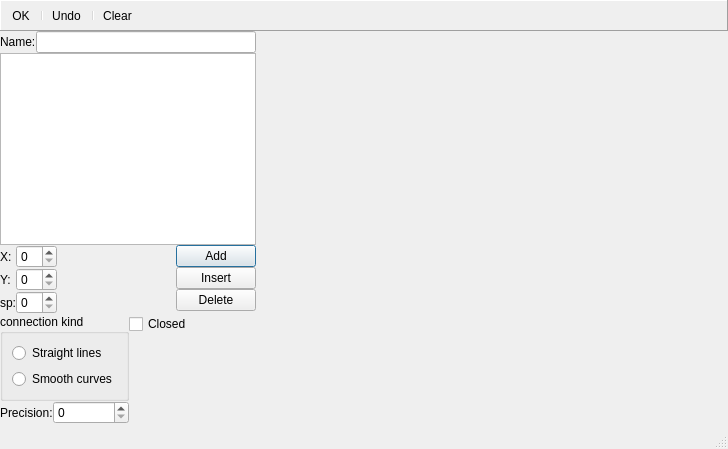
Old version of the form dialogs/pathpropertiesdialog.ui in the repository 0xFEEDC0DE64/QtGameMaker.
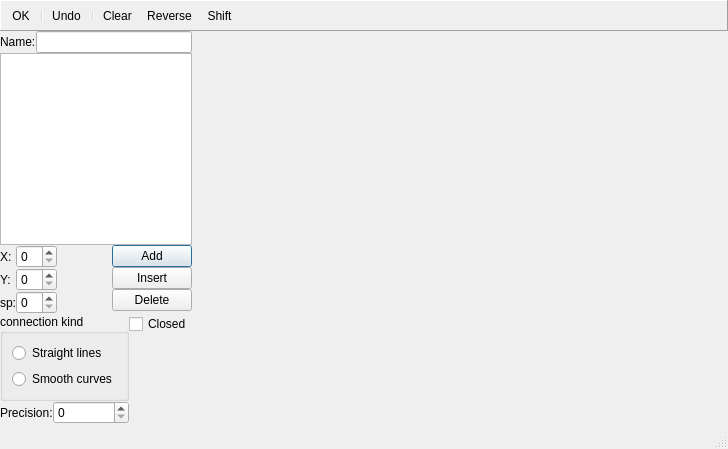
New version of the form. Icons and pictures are not drawn.

The edit to the form file:
```diff
--- a/dialogs/pathpropertiesdialog.ui
+++ b/dialogs/pathpropertiesdialog.ui
@@ -76,6 +76,8 @@
         <addaction name="actionUndo"/>
         <addaction name="separator"/>
         <addaction name="actionClear"/>
+        <addaction name="actionReverse"/>
+        <addaction name="actionShift"/>
        </widget>
       </item>
      </layout>
@@ -105,7 +107,7 @@
        <item>
         <widget class="QListView" name="listView">
          <property name="sizePolicy">
-          <sizepolicy hsizetype="Minimum" vsizetype="Expanding">
+          <sizepolicy hsizetype="Ignored" vsizetype="Expanding">
            <horstretch>0</horstretch>
            <verstretch>0</verstretch>
           </sizepolicy>
@@ -308,6 +310,30 @@
     <string>Clear the path</string>
    </property>
   </action>
+  <action name="actionReverse">
+   <property name="icon">
+    <iconset resource="../resources.qrc">
+     <normaloff>:/qtgameengine/icons/rotate.png</normaloff>:/qtgameengine/icons/rotate.png</iconset>
+   </property>
+   <property name="text">
+    <string>Reverse</string>
+   </property>
+   <property name="toolTip">
+    <string>Reverse the path</string>
+   </property>
+  </action>
+  <action name="actionShift">
+   <property name="icon">
+    <iconset resource="../resources.qrc">
+     <normaloff>:/qtgameengine/icons/move.png</normaloff>:/qtgameengine/icons/move.png</iconset>
+   </property>
+   <property name="text">
+    <string>Shift</string>
+   </property>
+   <property name="toolTip">
+    <string>Shift the path</string>
+   </property>
+  </action>
  </widget>
  <resources>
   <include location="../resources.qrc"/>
```
Left out of the diff: 8 changed lines with no effect on the pictures.
